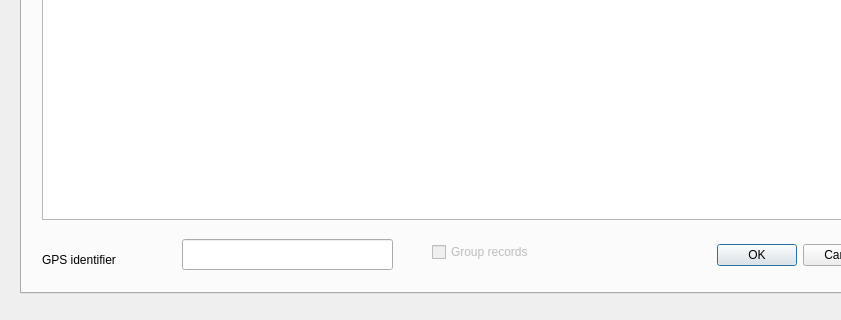
The window that ui/gpx.ui (ruz76/qgis_patrac_3) describes before a commit, drawn with Qt 5; both pictures show x 0 to 841 and y 147 to 467 of the 933 by 467 pixel window.
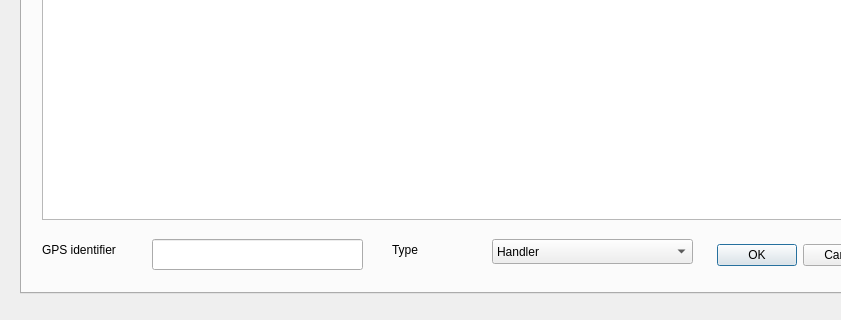
The same window after the commit. The open tabs and pages were chosen to show the change.

The edit to the form file:
```diff
--- a/ui/gpx.ui
+++ b/ui/gpx.ui
@@ -116,7 +116,7 @@
      <property name="geometry">
       <rect>
        <x>20</x>
-       <y>360</y>
+       <y>350</y>
        <width>141</width>
        <height>21</height>
       </rect>
@@ -128,30 +128,72 @@
     <widget class="QLineEdit" name="lineEditNameAll">
      <property name="geometry">
       <rect>
-       <x>160</x>
+       <x>130</x>
        <y>350</y>
        <width>211</width>
        <height>31</height>
       </rect>
      </property>
     </widget>
-    <widget class="QCheckBox" name="checkBoxGroup">
-     <property name="enabled">
-      <bool>false</bool>
+    <widget class="QComboBox" name="comboBoxType">
+     <property name="geometry">
+      <rect>
+       <x>470</x>
+       <y>350</y>
+       <width>201</width>
+       <height>25</height>
+      </rect>
      </property>
+     <property name="currentIndex">
+      <number>0</number>
+     </property>
+     <item>
+      <property name="text">
+       <string>Handler</string>
+      </property>
+     </item>
+     <item>
+      <property name="text">
+       <string>Searcher</string>
+      </property>
+     </item>
+     <item>
+      <property name="text">
+       <string>Rider</string>
+      </property>
+     </item>
+     <item>
+      <property name="text">
+       <string>Car</string>
+      </property>
+     </item>
+     <item>
+      <property name="text">
+       <string>Drone</string>
+      </property>
+     </item>
+     <item>
+      <property name="text">
+       <string>Diver</string>
+      </property>
+     </item>
+     <item>
+      <property name="text">
+       <string>Other</string>
+      </property>
+     </item>
+    </widget>
+    <widget class="QLabel" name="labelType">
      <property name="geometry">
       <rect>
-       <x>410</x>
+       <x>370</x>
        <y>350</y>
-       <width>291</width>
-       <height>26</height>
+       <width>91</width>
+       <height>21</height>
       </rect>
      </property>
      <property name="text">
-      <string>Group records</string>
-     </property>
-     <property name="checked">
-      <bool>false</bool>
+      <string>Type</string>
      </property>
     </widget>
    </widget>
```
Left out of the diff: 2 changed lines with no effect on the pictures.
